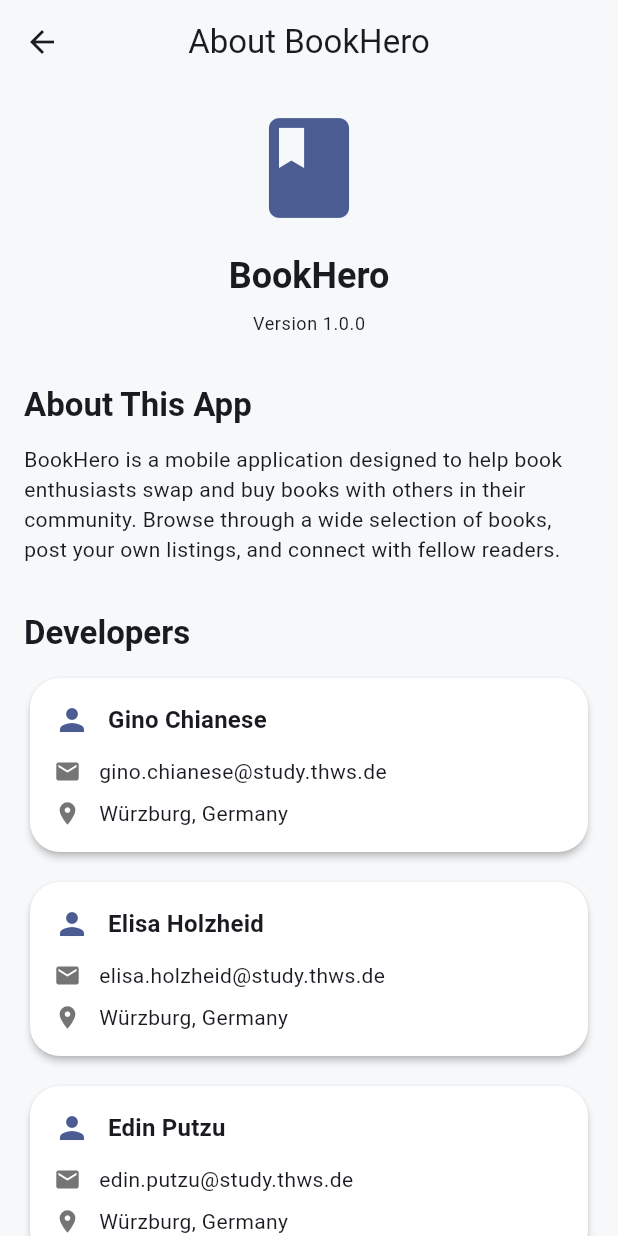
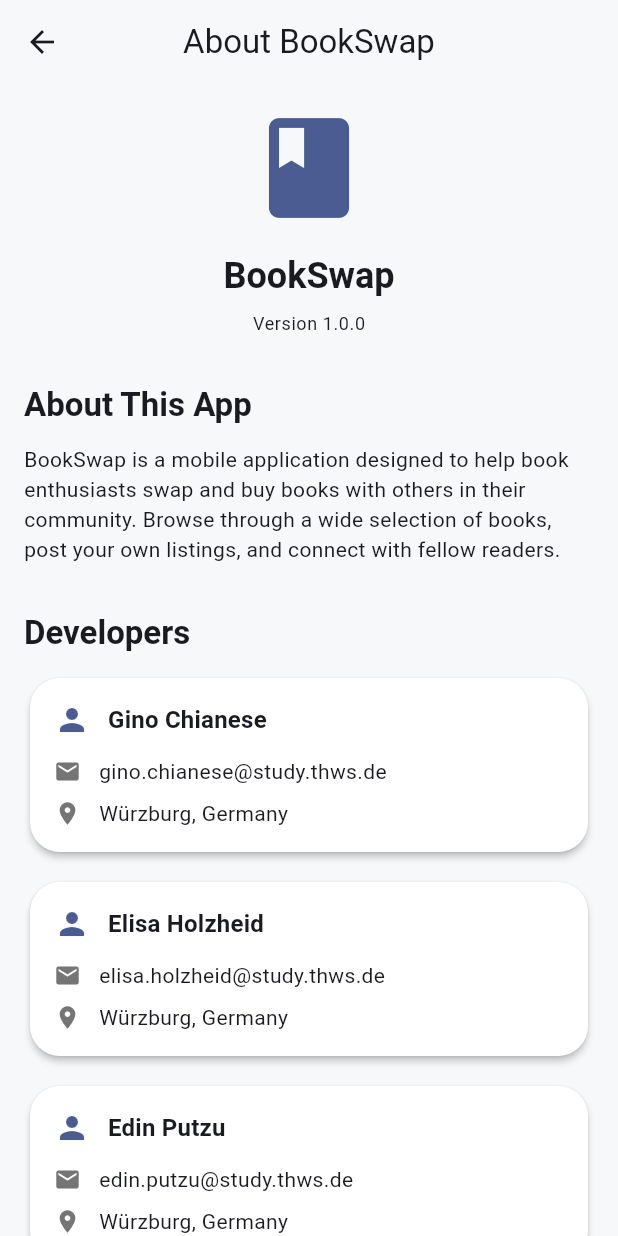
Before and after one commit to ri3r/book_swap_marketplace, a Flutter app: the AboutScreen screen opened by its route, on a phone screen of 412 x 824 dp. Run offline on Flutter 3.47's test engine with Material 3 defaults, Android fonts, the phone set to English and light mode, and no system bars; our stand-ins replace cached_network_image, cloud_firestore, firebase_auth, firebase_core, flutter_riverpod, go_router and 1 more; accounts and stored records are empty; network calls fail.

Commit message:
unified app name

```diff
--- a/lib/main.dart
+++ b/lib/main.dart
@@ -27,7 +27,7 @@ class MyApp extends ConsumerWidget {
     final themeMode = ref.watch(themeProvider);
 
     return MaterialApp.router(
-      title: 'BookHero',
+      title: 'BookSwap',
       theme: AppTheme.lightTheme,
       darkTheme: AppTheme.darkTheme,
       themeMode: themeMode,
--- a/lib/screens/about_screen.dart
+++ b/lib/screens/about_screen.dart
@@ -8,7 +8,7 @@ class AboutScreen extends StatelessWidget {
   Widget build(BuildContext context) {
     return Scaffold(
       appBar: AppBar(
-        title: const Text('About BookHero'),
+        title: const Text('About BookSwap'),
         leading: IconButton(
           icon: const Icon(Icons.arrow_back),
           onPressed: () {
@@ -36,7 +36,7 @@ class AboutScreen extends StatelessWidget {
                     ),
                     const SizedBox(height: 16),
                     Text(
-                      'BookHero',
+                      'BookSwap',
                       style: Theme.of(context).textTheme.headlineSmall
                           ?.copyWith(fontWeight: FontWeight.bold),
                     ),
@@ -57,7 +57,7 @@ class AboutScreen extends StatelessWidget {
               ),
               const SizedBox(height: 12),
               Text(
-                'BookHero is a mobile application designed to help book '
+                'BookSwap is a mobile application designed to help book '
                 'enthusiasts swap and buy books with others in their community. '
                 'Browse through a wide selection of books, post your own listings, '
                 'and connect with fellow readers.',
--- a/lib/screens/settings_screen.dart
+++ b/lib/screens/settings_screen.dart
@@ -155,7 +155,7 @@ class SettingsScreen extends ConsumerWidget {
           // ── About ────────────────────────────────────────────────
           _SectionHeader('About'),
           ListTile(
-            title: const Text('About BookHero'),
+            title: const Text('About BookSwap'),
             subtitle: const Text('Team, features & technology'),
             leading: const Icon(Icons.info_outline),
             trailing: const Icon(Icons.chevron_right),
```
